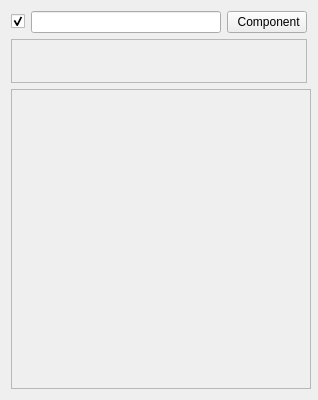
Old version of the form gameplay-editor/src/PropertiesView.ui in the repository gameplay3d/gameplay.
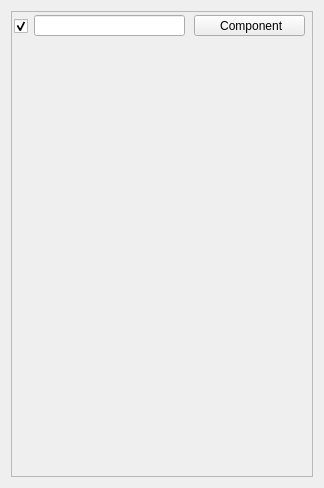
New version of the form. Icons and pictures are not drawn. Custom widgets are drawn as their Qt base class.

Commit message: Updated the object-component architecture to drop templates. Initial setup of the component propertie editors.

The edit to the form file:
```diff
--- a/gameplay-editor/src/PropertiesView.ui
+++ b/gameplay-editor/src/PropertiesView.ui
@@ -6,8 +6,8 @@
    <rect>
     <x>0</x>
     <y>0</y>
-    <width>318</width>
-    <height>400</height>
+    <width>324</width>
+    <height>488</height>
    </rect>
   </property>
   <property name="sizePolicy">
@@ -26,77 +26,10 @@
    <string>Property Editor</string>
   </property>
   <layout class="QVBoxLayout" name="verticalLayout">
-   <item>
-    <layout class="QVBoxLayout" name="verticalLayoutObject">
-     <item>
-      <layout class="QHBoxLayout" name="horizontalLayoutObject">
-       <item>
-        <widget class="QCheckBox" name="checkBoxEnabled">
-         <property name="sizePolicy">
-          <sizepolicy hsizetype="Fixed" vsizetype="Fixed">
-           <horstretch>0</horstretch>
-           <verstretch>0</verstretch>
-          </sizepolicy>
-         </property>
-         <property name="text">
-          <string/>
-         </property>
-         <property name="checked">
-          <bool>true</bool>
-         </property>
-        </widget>
-       </item>
-       <item>
-        <widget class="QLineEdit" name="lineEditName">
-         <property name="sizePolicy">
-          <sizepolicy hsizetype="Minimum" vsizetype="Fixed">
-           <horstretch>0</horstretch>
-           <verstretch>0</verstretch>
-          </sizepolicy>
-         </property>
-        </widget>
-       </item>
-       <item>
-        <widget class="QPushButton" name="pushButtonAttachComponent">
-         <property name="sizePolicy">
-          <sizepolicy hsizetype="Fixed" vsizetype="Fixed">
-           <horstretch>0</horstretch>
-           <verstretch>0</verstretch>
-          </sizepolicy>
-         </property>
-         <property name="text">
-          <string> Component</string>
-         </property>
-         <property name="icon">
-          <iconset resource="../gameplay-editor.qrc">
-           <normaloff>:/res/images/attach.png</normaloff>:/res/images/attach.png</iconset>
-         </property>
-        </widget>
-       </item>
-      </layout>
-     </item>
-     <item>
-      <widget class="PropertiesTransform" name="frameTransform">
-       <property name="sizePolicy">
-        <sizepolicy hsizetype="Preferred" vsizetype="MinimumExpanding">
-         <horstretch>0</horstretch>
-         <verstretch>0</verstretch>
-        </sizepolicy>
-       </property>
-       <property name="frameShape">
-        <enum>QFrame::StyledPanel</enum>
-       </property>
-       <property name="frameShadow">
-        <enum>QFrame::Raised</enum>
-       </property>
-      </widget>
-     </item>
-    </layout>
-   </item>
    <item>
     <widget class="QScrollArea" name="scrollAreaProperties">
      <property name="sizePolicy">
-      <sizepolicy hsizetype="Fixed" vsizetype="Expanding">
+      <sizepolicy hsizetype="Preferred" vsizetype="Preferred">
        <horstretch>0</horstretch>
        <verstretch>0</verstretch>
       </sizepolicy>
@@ -121,20 +54,114 @@
        <rect>
         <x>0</x>
         <y>0</y>
-        <width>298</width>
-        <height>298</height>
+        <width>304</width>
+        <height>468</height>
        </rect>
       </property>
       <widget class="QWidget" name="verticalLayoutWidget">
        <property name="geometry">
         <rect>
+         <x>-8</x>
+         <y>-7</y>
+         <width>311</width>
+         <height>41</height>
+        </rect>
+       </property>
+       <widget class="QPushButton" name="pushButtonAttachComponent">
+        <property name="geometry">
+         <rect>
+          <x>190</x>
+          <y>10</y>
+          <width>111</width>
+          <height>21</height>
+         </rect>
+        </property>
+        <property name="sizePolicy">
+         <sizepolicy hsizetype="Fixed" vsizetype="Fixed">
+          <horstretch>0</horstretch>
+          <verstretch>0</verstretch>
+         </sizepolicy>
+        </property>
+        <property name="text">
+         <string> Component</string>
+        </property>
+        <property name="icon">
+         <iconset resource="../gameplay-editor.qrc">
+          <normaloff>:/res/images/attach.png</normaloff>:/res/images/attach.png</iconset>
+        </property>
+       </widget>
+       <widget class="QCheckBox" name="checkBoxEnabled">
+        <property name="geometry">
+         <rect>
+          <x>10</x>
+          <y>13</y>
+          <width>16</width>
+          <height>16</height>
+         </rect>
+        </property>
+        <property name="sizePolicy">
+         <sizepolicy hsizetype="Fixed" vsizetype="Fixed">
+          <horstretch>0</horstretch>
+          <verstretch>0</verstretch>
+         </sizepolicy>
+        </property>
+        <property name="text">
+         <string/>
+        </property>
+        <property name="checked">
+         <bool>true</bool>
+        </property>
+       </widget>
+       <widget class="QLineEdit" name="lineEditName">
+        <property name="geometry">
+         <rect>
+          <x>30</x>
+          <y>10</y>
+          <width>151</width>
+          <height>21</height>
+         </rect>
+        </property>
+        <property name="sizePolicy">
+         <sizepolicy hsizetype="Minimum" vsizetype="Fixed">
+          <horstretch>0</horstretch>
+          <verstretch>0</verstretch>
+         </sizepolicy>
+        </property>
+       </widget>
+      </widget>
+      <widget class="QWidget" name="propertyEditors" native="true">
+       <property name="geometry">
+        <rect>
          <x>0</x>
-         <y>0</y>
+         <y>200</y>
          <width>301</width>
-         <height>301</height>
+         <height>261</height>
         </rect>
        </property>
-       <layout class="QVBoxLayout" name="verticalLayoutComponents"/>
+       <layout class="QVBoxLayout" name="verticalLayout_3">
+        <property name="leftMargin">
+         <number>0</number>
+        </property>
+        <property name="topMargin">
+         <number>0</number>
+        </property>
+        <property name="rightMargin">
+         <number>0</number>
+        </property>
+        <property name="bottomMargin">
+         <number>0</number>
+        </property>
+       </layout>
+      </widget>
+      <widget class="PropertiesTransform" name="propertiesTransform" native="true">
+       <property name="geometry">
+        <rect>
+         <x>0</x>
+         <y>40</y>
+         <width>301</width>
+         <height>160</height>
+        </rect>
+       </property>
       </widget>
      </widget>
     </widget>
@@ -162,7 +189,7 @@
  <customwidgets>
   <customwidget>
    <class>PropertiesTransform</class>
-   <extends>QFrame</extends>
+   <extends>QWidget</extends>
    <header>PropertiesTransform.h</header>
    <container>1</container>
   </customwidget>
```
Left out of the diff: 2 changed lines with no effect on the pictures. The commit also changes 58 other files.
